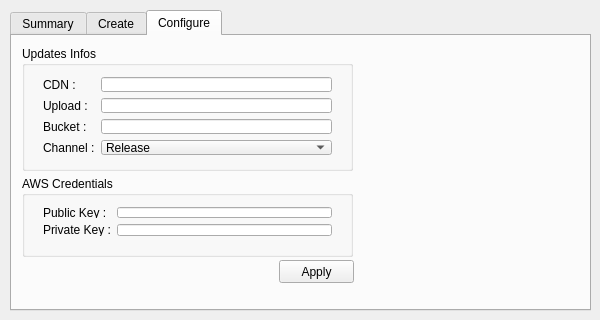
The window that updatecreator.ui (LuaxY/UpdateCreator) describes before a commit, drawn with Qt 5.
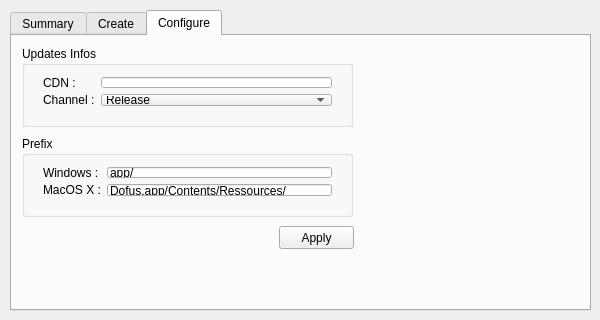
The same window after the commit. The open tabs and pages were chosen to show the change.

What changed in the file:
```diff
--- a/updatecreator.ui
+++ b/updatecreator.ui
@@ -110,7 +110,7 @@
        <x>10</x>
        <y>10</y>
        <width>331</width>
-       <height>125</height>
+       <height>81</height>
       </rect>
      </property>
      <property name="title">
@@ -122,10 +122,13 @@
         <x>10</x>
         <y>20</y>
         <width>311</width>
-        <height>100</height>
+        <height>51</height>
        </rect>
       </property>
       <layout class="QFormLayout" name="formLayout">
+       <property name="fieldGrowthPolicy">
+        <enum>QFormLayout::AllNonFixedFieldsGrow</enum>
+       </property>
        <item row="0" column="0">
         <widget class="QLabel" name="label">
          <property name="text">
@@ -141,27 +144,13 @@
         </widget>
        </item>
        <item row="1" column="0">
-        <widget class="QLabel" name="label_6">
-         <property name="text">
-          <string>Upload :</string>
-         </property>
-        </widget>
-       </item>
-       <item row="1" column="1">
-        <widget class="QLineEdit" name="UploadLinkLine">
-         <property name="text">
-          <string/>
-         </property>
-        </widget>
-       </item>
-       <item row="3" column="0">
         <widget class="QLabel" name="label_2">
          <property name="text">
           <string>Channel :</string>
          </property>
         </widget>
        </item>
-       <item row="3" column="1">
+       <item row="1" column="1">
         <widget class="QComboBox" name="ChannelComboBox">
          <item>
           <property name="text">
@@ -180,69 +169,6 @@
          </item>
         </widget>
        </item>
-       <item row="2" column="0">
-        <widget class="QLabel" name="label_5">
-         <property name="text">
-          <string>Bucket :</string>
-         </property>
-        </widget>
-       </item>
-       <item row="2" column="1">
-        <widget class="QLineEdit" name="BucketNameLine"/>
-       </item>
-      </layout>
-     </widget>
-    </widget>
-    <widget class="QGroupBox" name="AWSCredentialsGroup">
-     <property name="geometry">
-      <rect>
-       <x>10</x>
-       <y>140</y>
-       <width>331</width>
-       <height>81</height>
-      </rect>
-     </property>
-     <property name="title">
-      <string>AWS Credentials</string>
-     </property>
-     <widget class="QWidget" name="formLayoutWidget_2">
-      <property name="geometry">
-       <rect>
-        <x>10</x>
-        <y>20</y>
-        <width>311</width>
-        <height>51</height>
-       </rect>
-      </property>
-      <layout class="QFormLayout" name="formLayout_2">
-       <item row="0" column="0">
-        <widget class="QLabel" name="label_7">
-         <property name="text">
-          <string>Public Key :</string>
-         </property>
-        </widget>
-       </item>
-       <item row="1" column="0">
-        <widget class="QLabel" name="label_8">
-         <property name="text">
-          <string>Private Key :</string>
-         </property>
-        </widget>
-       </item>
-       <item row="0" column="1">
-        <widget class="QLineEdit" name="AWSPublicKeyLine">
-         <property name="text">
-          <string/>
-         </property>
-        </widget>
-       </item>
-       <item row="1" column="1">
-        <widget class="QLineEdit" name="AWSPrivateKeyLine">
-         <property name="text">
-          <string/>
-         </property>
-        </widget>
-       </item>
       </layout>
      </widget>
     </widget>
@@ -250,7 +176,7 @@
      <property name="geometry">
       <rect>
        <x>267</x>
-       <y>224</y>
+       <y>190</y>
        <width>75</width>
        <height>23</height>
       </rect>
@@ -259,6 +185,59 @@
       <string>Apply</string>
      </property>
     </widget>
+    <widget class="QGroupBox" name="groupBox">
+     <property name="geometry">
+      <rect>
+       <x>10</x>
+       <y>100</y>
+       <width>331</width>
+       <height>81</height>
+      </rect>
+     </property>
+     <property name="title">
+      <string>Prefix</string>
+     </property>
+     <widget class="QWidget" name="formLayoutWidget_2">
+      <property name="geometry">
+       <rect>
+        <x>10</x>
+        <y>20</y>
+        <width>311</width>
+        <height>51</height>
+       </rect>
+      </property>
+      <layout class="QFormLayout" name="formLayout_2">
+       <item row="0" column="0">
+        <widget class="QLabel" name="label_5">
+         <property name="text">
+          <string>Windows :</string>
+         </property>
+        </widget>
+       </item>
+       <item row="0" column="1">
+        <widget class="QLineEdit" name="WindowsPrefixLine">
+         <property name="text">
+          <string>app/</string>
+         </property>
+        </widget>
+       </item>
+       <item row="1" column="0">
+        <widget class="QLabel" name="label_6">
+         <property name="text">
+          <string>MacOS X :</string>
+         </property>
+        </widget>
+       </item>
+       <item row="1" column="1">
+        <widget class="QLineEdit" name="MacPrefixLine">
+         <property name="text">
+          <string>Dofus.app/Contents/Ressources/</string>
+         </property>
+        </widget>
+       </item>
+      </layout>
+     </widget>
+    </widget>
    </widget>
   </widget>
  </widget>
```
Left out of the diff: 2 changed lines with no effect on the pictures.
